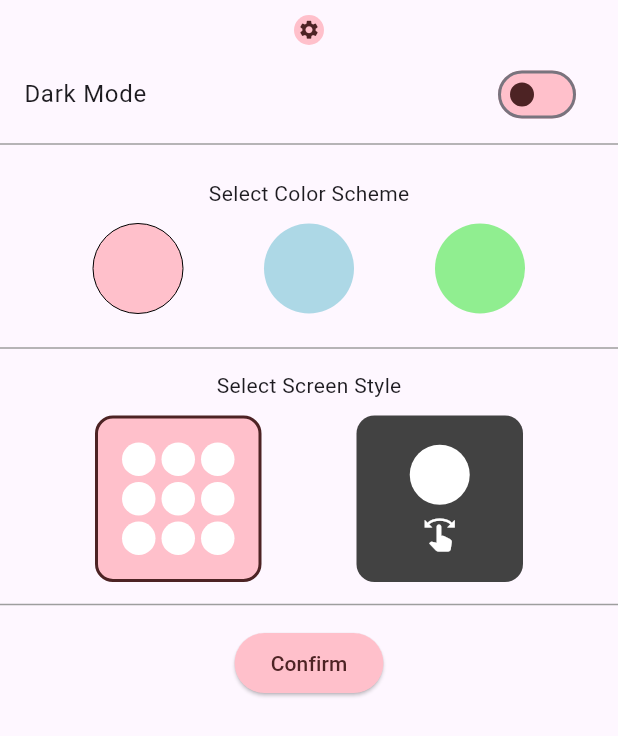
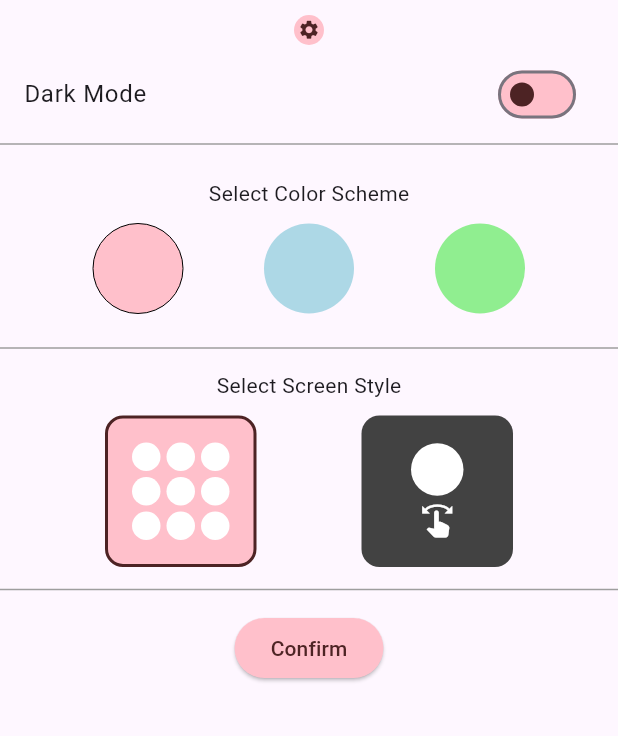
Before and after one commit to inagege/eis, a Flutter app: the screen it shows after launch, after a tap on the "settings" icon, on a phone screen of 412 x 824 dp. Shown: the top 736 px of the screen. Run offline on Flutter 3.47's test engine with Material 3 defaults, Android fonts, the phone set to English and light mode, and no system bars; our stand-ins replace shared_preferences; missing offline and left inert: is_first_run.

Commit message:
Changed size if Screen Selection Icons in Settings Screen

```diff
--- a/lib/Screens/settings_screen.dart
+++ b/lib/Screens/settings_screen.dart
@@ -267,8 +267,8 @@ class _SettingsScreenState extends State<SettingsScreen> {
 
   Widget _buildGridPreview() {
     return Container(
-      width: 75,
-      height: 75,
+      width: 65,
+      height: 65,
       child: GridView.count(
         crossAxisCount: 3,
         crossAxisSpacing: 4,
@@ -287,20 +287,20 @@ class _SettingsScreenState extends State<SettingsScreen> {
 
   Widget _buildSlidingPreview() {
     return Container(
-      width: 75,
-      height: 75,
+      width: 65,
+      height: 65,
       child: Column(
         mainAxisAlignment: MainAxisAlignment.center,
         children: [
           Container(
-            width: 40,
-            height: 40,
+            width: 35,
+            height: 35,
             decoration: BoxDecoration(
               color: Colors.white,
               shape: BoxShape.circle,
             ),
           ),
-          SizedBox(height: 8),
+          SizedBox(height: 5),
           Icon(Icons.swipe, color: Colors.white),
         ],
       ),
```
